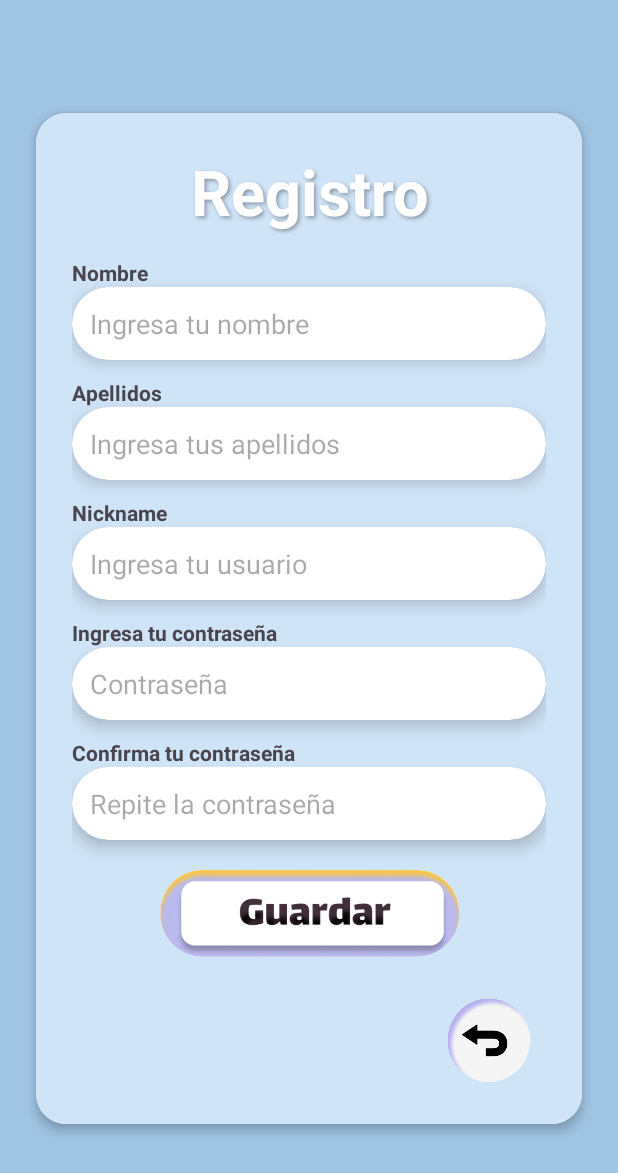
After one commit to AlanSanchezGarrido/Segiii, an Android app: the RegistrerUser screen opened directly, with no data from a screen before it, on a phone screen of 412 x 824 dp. The commit adds this screen. Shown: the top 1173 px of the screen. Run offline under Robolectric (Android 15) with nearby library versions, the phone set to English and light mode, and no system bars; 1 statement that could not run was skipped.

Commit message:
Se agrego la pantalla de resgistro por jane tirzin

```diff
--- /dev/null
+++ b/app/src/main/java/com/example/segiii/UI/RegistrerUser.java
@@ -0,0 +1,26 @@
+package com.example.segiii.UI;
+
+import android.os.Bundle;
+
+import androidx.activity.EdgeToEdge;
+import androidx.appcompat.app.AppCompatActivity;
+import androidx.core.graphics.Insets;
+import androidx.core.view.ViewCompat;
+import androidx.core.view.WindowInsetsCompat;
+
+import com.example.segiii.R;
+
+public class RegistrerUser extends AppCompatActivity {
+
+    @Override
+    protected void onCreate(Bundle savedInstanceState) {
+        super.onCreate(savedInstanceState);
+        EdgeToEdge.enable(this);
+        setContentView(R.layout.activity_registrer_user);
+        ViewCompat.setOnApplyWindowInsetsListener(findViewById(R.id.main), (v, insets) -> {
+            Insets systemBars = insets.getInsets(WindowInsetsCompat.Type.systemBars());
+            v.setPadding(systemBars.left, systemBars.top, systemBars.right, systemBars.bottom);
+            return insets;
+        });
+    }
+}
--- /dev/null
+++ b/app/src/main/res/layout/activity_registrer_user.xml
@@ -0,0 +1,192 @@
+<?xml version="1.0" encoding="utf-8"?>
+<androidx.constraintlayout.widget.ConstraintLayout xmlns:android="http://schemas.android.com/apk/res/android"
+    xmlns:app="http://schemas.android.com/apk/res-auto"
+    xmlns:tools="http://schemas.android.com/tools"
+    android:id="@+id/main_layout"
+    android:layout_width="match_parent"
+    android:layout_height="match_parent"
+    android:background="#A0C4E3"
+    tools:context=".UI.RegistrerUser">
+
+    <androidx.cardview.widget.CardView
+        android:id="@+id/card_container"
+        android:layout_width="0dp"
+        android:layout_height="wrap_content"
+        android:layout_margin="24dp"
+        app:cardCornerRadius="20dp"
+        app:cardElevation="4dp"
+        android:background="@android:color/transparent"
+        app:layout_constraintTop_toTopOf="parent"
+        app:layout_constraintBottom_toBottomOf="parent"
+        app:layout_constraintStart_toStartOf="parent"
+        app:layout_constraintEnd_toEndOf="parent">
+
+        <LinearLayout
+            android:layout_width="match_parent"
+            android:layout_height="wrap_content"
+            android:orientation="vertical"
+            android:padding="24dp"
+            android:background="#D0E4F7">
+
+            <!-- Título -->
+            <TextView
+                android:id="@+id/title"
+                android:layout_width="match_parent"
+                android:layout_height="wrap_content"
+                android:text="Registro"
+                android:textAlignment="center"
+                android:textColor="@android:color/white"
+                android:textSize="42sp"
+                android:textStyle="bold"
+                android:shadowColor="#55000000"
+                android:shadowDx="2"
+                android:shadowDy="2"
+                android:shadowRadius="3" />
+
+            <!-- Campo: Nombre -->
+            <TextView
+                android:layout_width="match_parent"
+                android:layout_height="wrap_content"
+                android:text="Nombre"
+                android:textStyle="bold"
+                android:layout_marginTop="16dp" />
+
+            <androidx.cardview.widget.CardView
+                android:layout_width="match_parent"
+                android:layout_height="wrap_content"
+                app:cardCornerRadius="30dp"
+                app:cardElevation="6dp"
+                app:cardBackgroundColor="@android:color/white">
+
+                <EditText
+                    android:layout_width="match_parent"
+                    android:layout_height="wrap_content"
+                    android:hint="@string/txt_Nombre"
+                    android:background="@android:color/transparent"
+                    android:padding="12dp" />
+            </androidx.cardview.widget.CardView>
+
+            <!-- Campo: Apellidos -->
+            <TextView
+                android:layout_width="match_parent"
+                android:layout_height="wrap_content"
+                android:text="Apellidos"
+                android:textStyle="bold"
+                android:layout_marginTop="12dp" />
+
+            <androidx.cardview.widget.CardView
+                android:layout_width="match_parent"
+                android:layout_height="wrap_content"
+                app:cardCornerRadius="30dp"
+                app:cardElevation="6dp"
+                app:cardBackgroundColor="@android:color/white">
+
+                <EditText
+                    android:layout_width="match_parent"
+                    android:layout_height="wrap_content"
+                    android:hint="@string/txt_Apellidos"
+                    android:background="@android:color/transparent"
+                    android:padding="12dp" />
+            </androidx.cardview.widget.CardView>
+
+            <!-- Campo: Nombre de usuario -->
+            <TextView
+                android:layout_width="match_parent"
+                android:layout_height="wrap_content"
+                android:text="Nickname"
+                android:textStyle="bold"
+                android:layout_marginTop="12dp" />
+
+            <androidx.cardview.widget.CardView
+                android:layout_width="match_parent"
+                android:layout_height="wrap_content"
+                app:cardCornerRadius="30dp"
+                app:cardElevation="6dp"
+                app:cardBackgroundColor="@android:color/white">
+
+                <EditText
+                    android:layout_width="match_parent"
+                    android:layout_height="wrap_content"
+                    android:hint="@string/txt_Usuario"
+                    android:background="@android:color/transparent"
+                    android:padding="12dp" />
+            </androidx.cardview.widget.CardView>
+
+            <!-- Campo: Ingresa tu contraseña -->
+            <TextView
+                android:layout_width="match_parent"
+                android:layout_height="wrap_content"
+                android:text="Ingresa tu contraseña"
+                android:textStyle="bold"
+                android:layout_marginTop="12dp" />
+
+            <androidx.cardview.widget.CardView
+                android:layout_width="match_parent"
+                android:layout_height="wrap_content"
+                app:cardCornerRadius="30dp"
+                app:cardElevation="6dp"
+                app:cardBackgroundColor="@android:color/white">
+
+                <EditText
+                    android:layout_width="match_parent"
+                    android:layout_height="wrap_content"
+                    android:hint="@string/txt_Contraseña"
+                    android:background="@android:color/transparent"
+                    android:padding="12dp"
+                    android:inputType="textPassword" />
+            </androidx.cardview.widget.CardView>
+
+            <!-- Campo: Confirmar contraseña -->
+            <TextView
+                android:layout_width="match_parent"
+                android:layout_height="wrap_content"
+                android:text="@string/txt_confirm_contraseña"
+                android:textStyle="bold"
+                android:layout_marginTop="12dp" />
+
+            <androidx.cardview.widget.CardView
+                android:layout_width="match_parent"
+                android:layout_height="wrap_content"
+                app:cardCornerRadius="30dp"
+                app:cardElevation="6dp"
+                app:cardBackgroundColor="@android:color/white">
+
+                <EditText
+                    android:layout_width="match_parent"
+                    android:layout_height="wrap_content"
+                    android:hint="Repite la contraseña"
+                    android:background="@android:color/transparent"
+                    android:padding="12dp"
+                    android:inputType="textPassword" />
+            </androidx.cardview.widget.CardView>
+
+            <!-- Campo: Ingreso por voz -->
+
+            <!-- Imagen: Botón Guardar -->
+
+
+            <!-- Imagen: Flecha de regreso -->
+            <ImageView
+                android:id="@+id/img_save"
+                android:layout_width="201dp"
+                android:layout_height="66dp"
+                android:layout_gravity="center_horizontal"
+                android:layout_marginTop="16dp"
+                android:src="@drawable/boton1" />
+
+            <ImageButton
+                android:id="@+id/img_back"
+                android:layout_width="76dp"
+                android:layout_height="67dp"
+                android:layout_gravity="end"
+                android:layout_marginTop="16dp"
+                android:background="@android:color/transparent"
+                android:contentDescription="Volver"
+                android:maxWidth="63dp"
+                android:maxHeight="62dp"
+                android:scaleType="fitCenter"
+                android:src="@drawable/boton2" />
+        </LinearLayout>
+    </androidx.cardview.widget.CardView>
+
+</androidx.constraintlayout.widget.ConstraintLayout>
--- a/app/src/main/res/values/strings.xml
+++ b/app/src/main/res/values/strings.xml
@@ -1,3 +1,9 @@
 <resources>
     <string name="app_name">Segiii</string>
+    <string name="txt_Nombre">Ingresa tu nombre</string>
+    <string name="txt_Apellidos">Ingresa tus apellidos</string>
+    <string name="txt_Usuario">Ingresa tu usuario</string>
+    <string name="txt_Contraseña">Contraseña</string>
+    <string name="txt_confirm_contraseña">Confirma tu contraseña</string>
+    <string name="txt_Nombre_Coordenada">Lugar</string>
 </resources>
--- a/gradle/libs.versions.toml
+++ b/gradle/libs.versions.toml
@@ -1,5 +1,5 @@
 [versions]
-agp = "8.8.0"
+agp = "8.9.2"
 junit = "4.13.2"
 junitVersion = "1.2.1"
 espressoCore = "3.6.1"
```
Also changed, not shown: app/src/main/AndroidManifest.xml (+15 -7 lines), app/src/main/java/com/example/segiii/UI/SaveDireccions.java (added, +26 -0 lines), app/src/main/res/layout/activity_save_direccions.xml (added, +144 -0 lines), app/src/main/res/drawable/boton1.png (added), app/src/main/res/drawable/boton2.png (added), app/src/main/res/drawable/segiii.png (added), gradle/wrapper/gradle-wrapper.properties.
